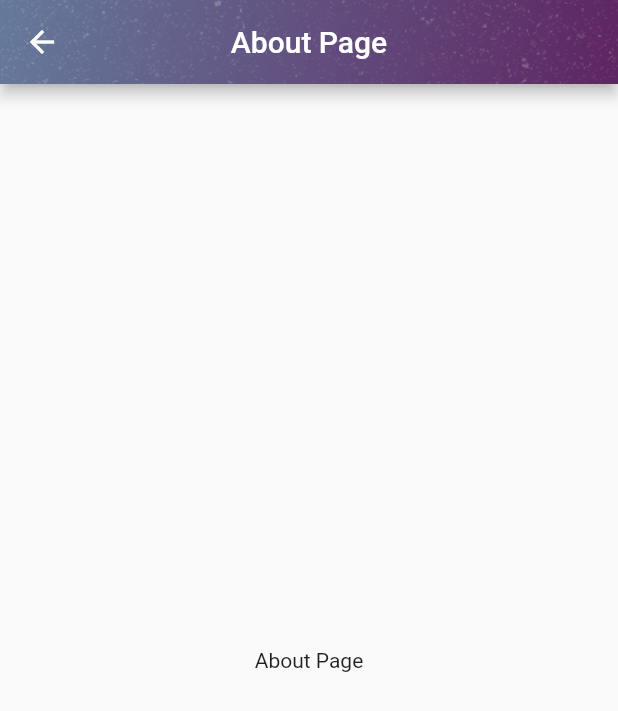
After one commit to NaufalRizqullah/draw_aksara, a Flutter app: the AboutPage screen opened directly, on a phone screen of 412 x 824 dp. The commit adds this screen. Shown: the top 711 px of the screen. Run offline on Flutter 3.47's test engine with Material 2 defaults, Android fonts, the phone set to English and light mode, and no system bars; our stand-ins replace carousel_slider, flutter_colorpicker.

Commit message:
[released-v.0.2] change name app, adding about page and functionality widget

```diff
--- /dev/null
+++ b/lib/page/aboutpage.dart
@@ -0,0 +1,35 @@
+import 'package:flutter/material.dart';
+
+class AboutPage extends StatelessWidget {
+  const AboutPage({Key? key}) : super(key: key);
+
+  @override
+  Widget build(BuildContext context) {
+    return Scaffold(
+      appBar: AppBar(
+        title: Text('About Page'),
+        centerTitle: true,
+        leading: BackButton(),
+        flexibleSpace: Container(
+          decoration: BoxDecoration(
+            gradient: LinearGradient(
+                colors: [
+                  Color(0xff65799b),
+                  Color(0xff5e2563),
+                ],
+                begin: FractionalOffset.topLeft,
+                end: FractionalOffset.bottomRight),
+            image: DecorationImage(
+              image: AssetImage("assets/pattern.png"),
+              fit: BoxFit.none,
+              repeat: ImageRepeat.repeat,
+            ),
+          ),
+        ),
+      ),
+      body: Container(
+        child: Center(child: Text("About Page"),),
+      ),
+    );
+  }
+}
```
Also changed, not shown: lib/page/homepage.dart (+88 -36 lines), 1 other file.
